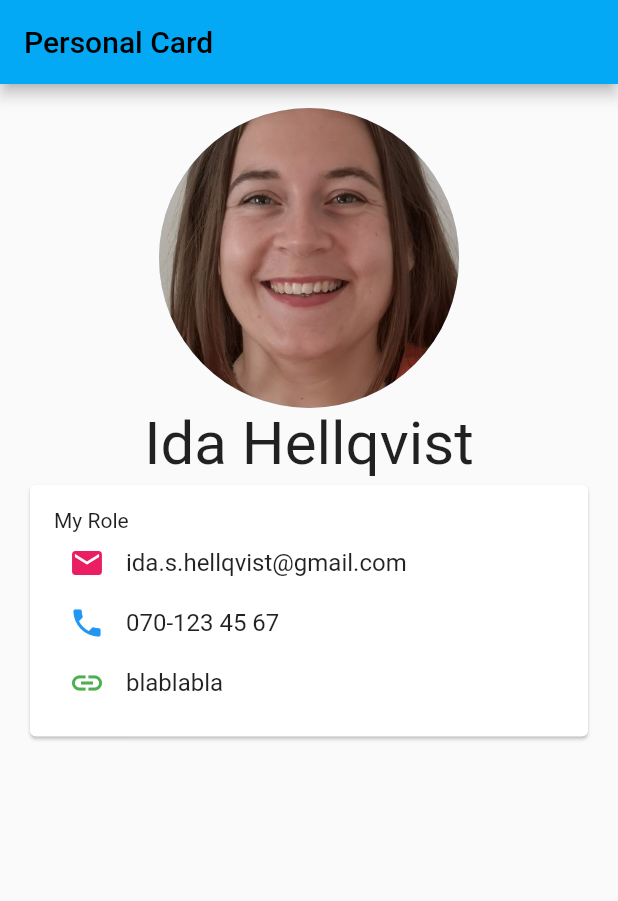
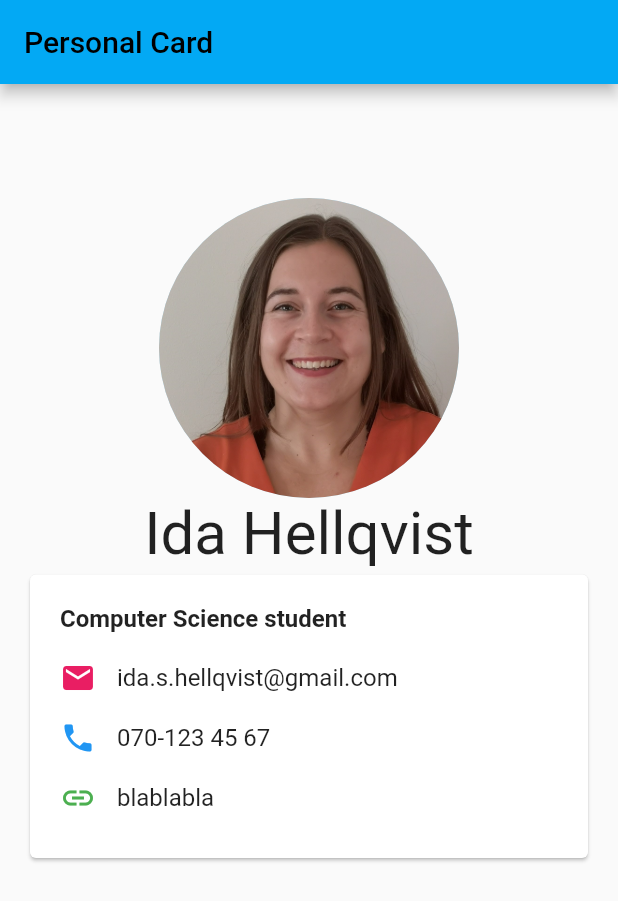
Before and after one commit to littlepadawan/intro-to-flutter, a Flutter app: the screen it shows after launch, on a phone screen of 412 x 824 dp. Shown: the top 901 px of the screen. Run offline on Flutter 3.47's test engine with Material 2 defaults, Android fonts, the phone set to English and light mode, and no system bars; our stand-ins replace google_fonts; Roboto replaces fonts that are missing (Zeyada).

```diff
--- a/my_app/lib/main.dart
+++ b/my_app/lib/main.dart
@@ -35,24 +35,40 @@ class MeCard extends StatelessWidget {
       body: ListView(
         padding: const EdgeInsets.all(16),
         children: [
-          CircleAvatar(
-            backgroundImage: const AssetImage('images/portrait.jpg'),
-            radius: 100,
-            onBackgroundImageError: (error, stacktrace) {
-              debugPrint('Issue loading image: $error, $stacktrace');
-            },
+          const Padding(
+            padding: EdgeInsets.only(top: 60),
+            child: Portrait(),
           ),
           Center(
-            child: Text(
-              'Ida Hellqvist',
-              style: GoogleFonts.zeyada(fontSize: 40),
-            ),
+            child: name('Ida Hellqvist'),
           ),
           PersonalCard(),
         ],
       ),
     );
   }
+}
+
+class Portrait extends StatelessWidget {
+  const Portrait({super.key});
+
+  @override
+  Widget build(BuildContext context) {
+    return CircleAvatar(
+      backgroundImage: const AssetImage('images/portrait.jpg'),
+      radius: 100,
+      onBackgroundImageError: (error, stacktrace) {
+        debugPrint('Issue loading image: $error, $stacktrace');
+      },
+    );
+  }
+}
+
+Widget name(String name) {
+  return Text(
+    name,
+    style: GoogleFonts.zeyada(fontSize: 40),
+  );
 }
 
 class PersonalCard extends StatelessWidget {
@@ -63,27 +79,34 @@ class PersonalCard extends StatelessWidget {
     return Center(
       child: Card(
         child: Padding(
-        padding: EdgeInsets.all(16),
+          padding: EdgeInsets.all(20),
           child: Column(
             crossAxisAlignment: CrossAxisAlignment.start,
             children: [
-            Text(
-              'My Role',
+              const Padding(
+                padding: EdgeInsets.only(bottom: 10),
+                child: Text(
+                  'Computer Science student',
+                  style: TextStyle(fontWeight: FontWeight.bold, fontSize: 16),
                 ),
-            cardRow(
-                Icons.mail, Colors.pink, 'Email', 'ida.s.hellqvist@gmail.com'),
-            cardRow(Icons.phone, Colors.blue, 'Phone number', '070-123 45 67'),
-            cardRow(Icons.link, Colors.green, 'Link to web page', 'blablabla'),
+              ),
+              cardItem(Icons.mail, Colors.pink, 'Email',
+                  'ida.s.hellqvist@gmail.com'),
+              cardItem(
+                  Icons.phone, Colors.blue, 'Phone number', '070-123 45 67'),
+              cardItem(
+                  Icons.link, Colors.green, 'Link to web page', 'blablabla'),
             ],
           ),
-      )),
+        ),
+      ),
     );
   }
 }
 
-Widget cardRow(IconData icon, Color color, String label, String details) {
+Widget cardItem(IconData icon, Color color, String label, String details) {
   return ListTile(
-    contentPadding: const EdgeInsets.symmetric(horizontal: 10),
+    contentPadding: const EdgeInsets.symmetric(horizontal: 0),
     horizontalTitleGap: -2,
     visualDensity: const VisualDensity(vertical: -4),
     leading: Icon(
```
Also changed, not shown: my_app/images/portrait.jpg. Lines whose indentation alone changed are shown as unchanged.
